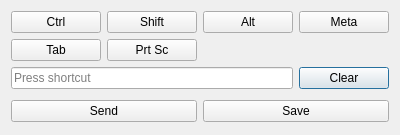
Before: the Qt Designer form Client/ui/shortcut_key.ui in ElluIFX/KVM-Card-Mini-PySide6, drawn with Qt 5.
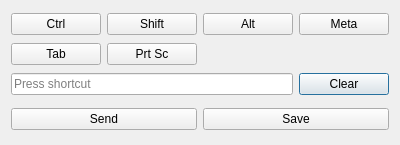
After: the same form once the commit is applied.

The edit to the form file:
```diff
--- a/Client/ui/shortcut_key.ui
+++ b/Client/ui/shortcut_key.ui
@@ -10,19 +10,19 @@
     <x>0</x>
     <y>0</y>
     <width>400</width>
-    <height>135</height>
+    <height>145</height>
    </rect>
   </property>
   <property name="minimumSize">
    <size>
     <width>400</width>
-    <height>135</height>
+    <height>145</height>
    </size>
   </property>
   <property name="maximumSize">
    <size>
     <width>400</width>
-    <height>135</height>
+    <height>145</height>
    </size>
   </property>
   <property name="windowTitle">
```
